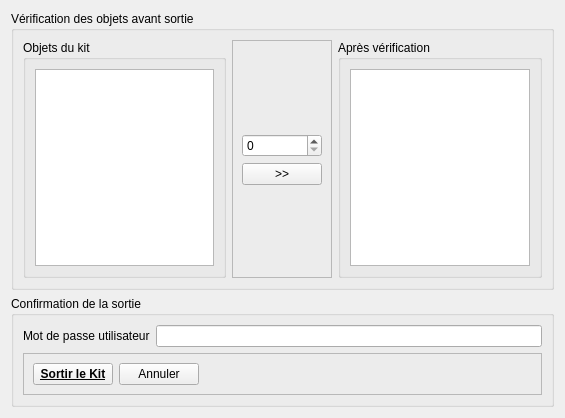
The window that popups/popupsortirresa.ui (diluxe01/Micro_Brico) describes before a commit, drawn with Qt 5.
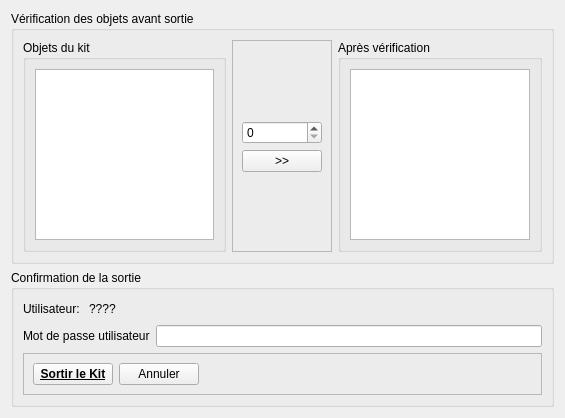
The same window after the commit.

Commit message: SORTIE: maintenant l'outil sait faire une vérification sur les objets d'un kit.

```diff
--- a/popups/popupsortirresa.ui
+++ b/popups/popupsortirresa.ui
@@ -27,7 +27,7 @@
         </property>
         <layout class="QHBoxLayout" name="horizontalLayout_2">
          <item>
-          <widget class="QListView" name="listView_popupSortie_ItemSource"/>
+          <widget class="QListWidget" name="listWidget_popupSortie_ItemSource"/>
          </item>
         </layout>
        </widget>
@@ -87,7 +87,7 @@
         </property>
         <layout class="QHBoxLayout" name="horizontalLayout_3">
          <item>
-          <widget class="QListView" name="listView_popupSortie_ItemDest"/>
+          <widget class="QListWidget" name="listWidget_popupSortie_ItemDest"/>
          </item>
         </layout>
        </widget>
@@ -101,6 +101,37 @@
       <string>Confirmation de la sortie</string>
      </property>
      <layout class="QVBoxLayout" name="verticalLayout_2">
+      <item>
+       <layout class="QHBoxLayout" name="horizontalLayout_6">
+        <item>
+         <widget class="QLabel" name="label_2">
+          <property name="text">
+           <string>Utilisateur: </string>
+          </property>
+         </widget>
+        </item>
+        <item>
+         <widget class="QLabel" name="label_set_user_name">
+          <property name="text">
+           <string>????</string>
+          </property>
+         </widget>
+        </item>
+        <item>
+         <spacer name="horizontalSpacer_2">
+          <property name="orientation">
+           <enum>Qt::Orientation::Horizontal</enum>
+          </property>
+          <property name="sizeHint" stdset="0">
+           <size>
+            <width>40</width>
+            <height>20</height>
+           </size>
+          </property>
+         </spacer>
+        </item>
+       </layout>
+      </item>
       <item>
        <layout class="QHBoxLayout" name="horizontalLayout_4">
         <item>
```
Left out of the diff: 14 changed lines with no effect on the pictures. The commit also changes 12 other files.
